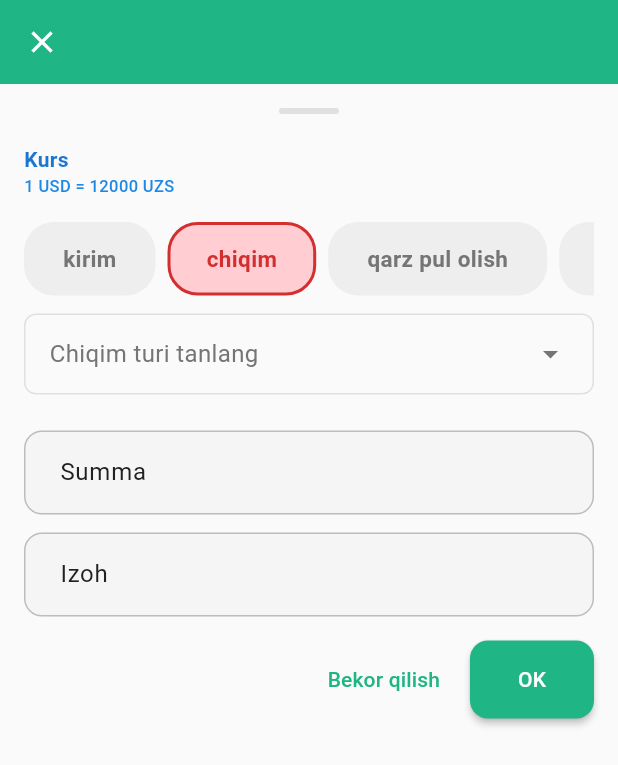
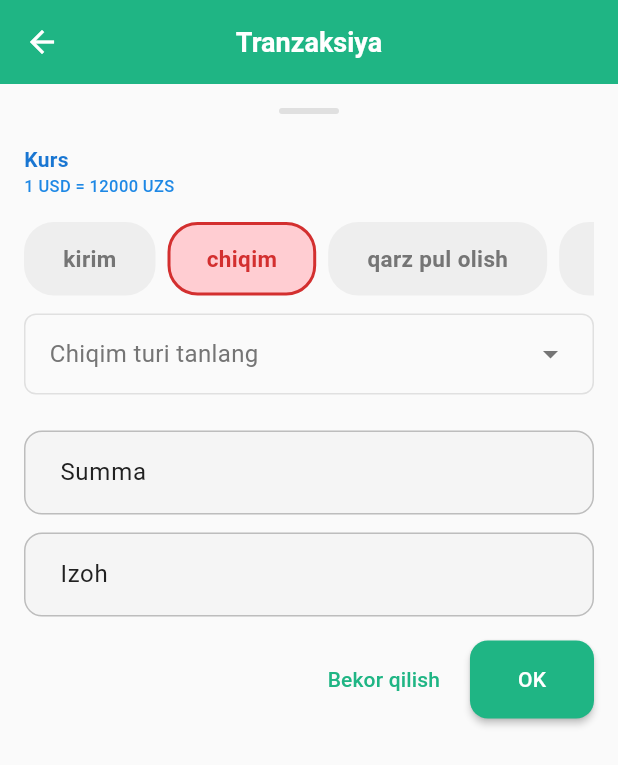
Before and after one commit to sarvarrustam/kassam, a Flutter app: the StatsPage screen opened by its route, after a tap on the "filter list" icon, after a tap on the "visibility" icon, after a tap on the "add" icon, on a phone screen of 412 x 824 dp. Shown: the top 765 px of the screen. Run offline on Flutter 3.47's test engine with Material 3 defaults, Android fonts, the phone set to English and light mode, and no system bars; our stand-ins replace bloc, connectivity_plus, dio, equatable, flutter_bloc, go_router and 3 more; accounts and stored records are empty; network calls fail.

Commit message:
2fullscreen

```diff
--- a/lib/presentation/pages/wallet_page/stats_page.dart
+++ b/lib/presentation/pages/wallet_page/stats_page.dart
@@ -706,9 +706,9 @@ class _StatsPageState extends State<StatsPage> {
   Widget _buildTransactionDialog() {
     return Scaffold(
       appBar: AppBar(
-        title: const Text(''),
+        title: const Text('Tranzaksiya'),
         leading: IconButton(
-          icon: const Icon(Icons.close),
+          icon: const Icon(Icons.arrow_back),
           onPressed: () => Navigator.of(context).pop(),
         ),
       ),
```
